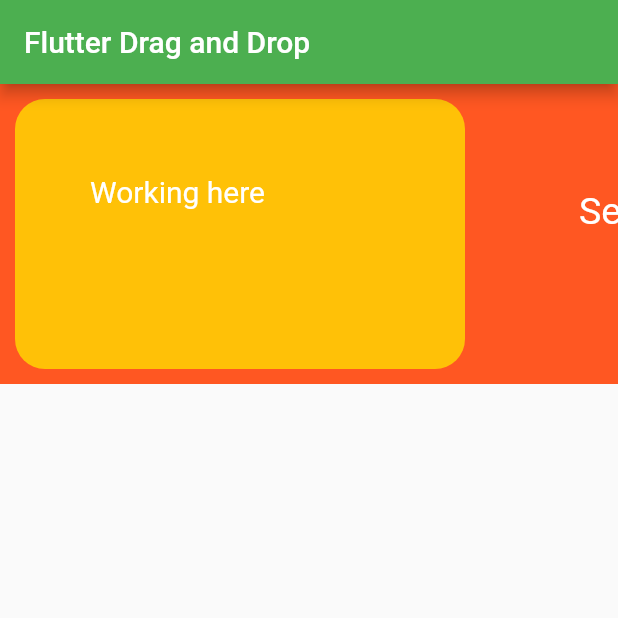
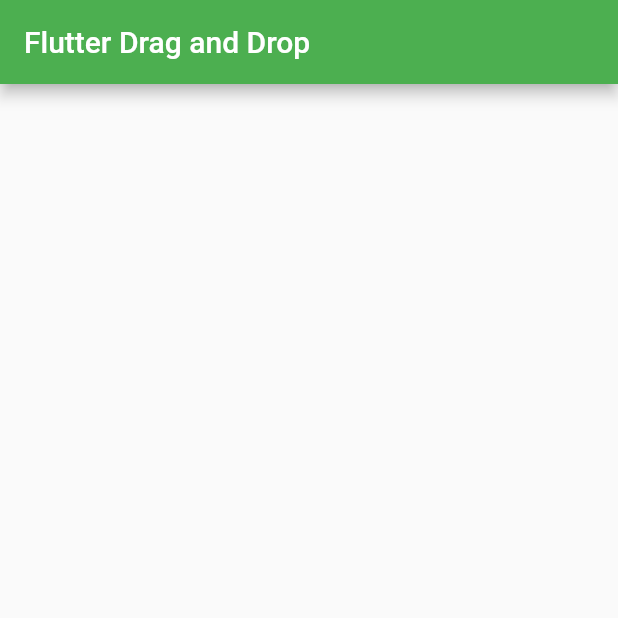
Before and after one commit to Yazdani1/Flutter_Drag_and_Drop, a Flutter app: the screen it shows after launch, on a phone screen of 412 x 824 dp, the top half of it. Run offline on Flutter 3.47's test engine with Material 2 defaults, Android fonts, the phone set to English and light mode, and no system bars.

Commit message:
Second Commit

```diff
--- a/lib/Home.dart
+++ b/lib/Home.dart
@@ -6,6 +6,28 @@ class Home extends StatefulWidget {
 }
 
 class _HomeState extends State<Home> {
+
+  List<ItemModel>items;
+  List<ItemModel>items2;
+
+  initGame(){
+    items=[
+      ItemModel(icon: Icons.remove_red_eye, name: "Google", value: "google"),
+      ItemModel(icon: Icons.face, name: "Facebook", value: "facebook"),
+      ItemModel(icon: Icons.insert_chart, name: "Instagram", value: "instagram"),
+      ItemModel(icon: Icons.library_books, name: "Linkdin", value: "linkdin"),
+      ItemModel(icon: Icons.transfer_within_a_station, name: "Twitter", value: "twitter"),
+    ];
+    items2=List<ItemModel>.from(items);
+    items.shuffle();
+    items2.shuffle();
+  }
+
+  @override
+  void initState() {
+    super.initState();
+  }
+
   @override
   Widget build(BuildContext context) {
     return new Scaffold(
@@ -15,113 +37,18 @@ class _HomeState extends State<Home> {
         backgroundColor: Colors.green,
       ),
 
-      body: Container(
-        color: Colors.deepOrange,
-        width: MediaQuery
-            .of(context)
-            .size
-            .width,
-        child: Container(
-          height: 200.0,
-          child: ListView(
-            scrollDirection: Axis.horizontal,
-            children: <Widget>[
-
-              Container(
-                height: 300.0,
-                width: 300.0,
-                margin: EdgeInsets.all(10.0),
-                decoration: BoxDecoration(
-                    color: Colors.amber,
-                  borderRadius: BorderRadius.circular(20.0)
-                ),
-
-                child: Stack(
-                  children: <Widget>[
-
-                    Positioned(
-                      top: 50.0,
-                      left: 50.0,
-                      bottom: 50.0,
-                      child: Text("Working here",
-                        style: TextStyle(
-                            fontSize: 20.0,
-                            color: Colors.white
-                        ),
-                      ),
-                    )
-
-                  ],
-                ),
-              ),
-              SizedBox(width: 6.0,),
-
-              Container(
-                height: 200.0,
-                width: 250.0,
-                margin: EdgeInsets.all(10.0),
-                decoration: BoxDecoration(
-                    color: Colors.deepOrange,
-                    borderRadius: BorderRadius.circular(15.0)
-                ),
-
-                child: Stack(
-                  children: <Widget>[
-
-                    Positioned(
-                      top: 60.0,
-                      left: 50.0,
-                      bottom: 50.0,
-                      child: Text("Second Options",
-                        style: TextStyle(
-                            fontSize: 25.0,
-                            color: Colors.white
-                        ),
-                      ),
-                    )
-
-                  ],
-                ),
-              ),
-              SizedBox(width: 5.0,),
-
-              Container(
-                height: 200.0,
-                width: 250.0,
-                margin: EdgeInsets.all(10.0),
-                decoration: BoxDecoration(
-                    color: Colors.purple,
-                    borderRadius: BorderRadius.circular(15.0)
-                ),
-
-                child: Stack(
-                  children: <Widget>[
-
-                    Positioned(
-                      top: 50.0,
-                      left: 50.0,
-                      bottom: 50.0,
-                      child: Text("Third Options",
-                        style: TextStyle(
-                            fontSize: 25.0,
-                            color: Colors.white
-                        ),
-                      ),
-                    )
-
-                  ],
-                ),
-              ),
-              SizedBox(width: 5.0,),
-
-
-
-            ],
-          ),
-        ),
-      ),
 
 
     );
   }
 }
+
+class ItemModel{
+
+  final String name;
+  final String value;
+  final IconData icon;
+
+  ItemModel({this.name,this.value,this.icon});
+
+}
```
